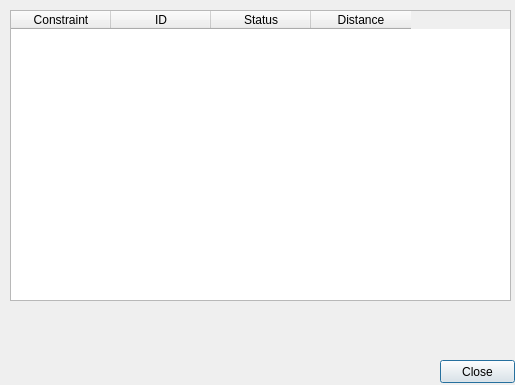
Above: pipeline_planner_dialog_base.ui from miguel123-gis/qgis-pipelineplanner before the change. Below: the same form after it.
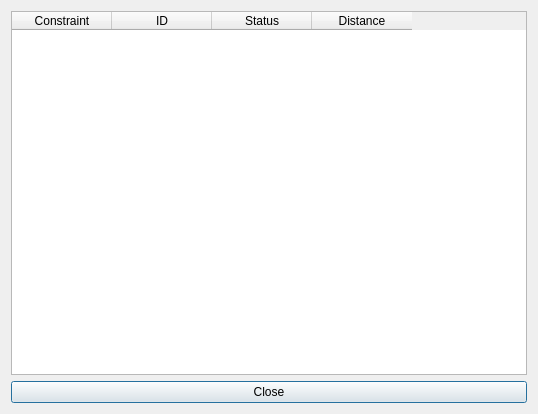
That is the form after the change.

Patch:
```diff
--- a/pipeline_planner_dialog_base.ui
+++ b/pipeline_planner_dialog_base.ui
@@ -6,22 +6,16 @@
    <rect>
     <x>0</x>
     <y>0</y>
-    <width>515</width>
-    <height>385</height>
+    <width>538</width>
+    <height>414</height>
    </rect>
   </property>
   <property name="windowTitle">
    <string>Pipeline Planner</string>
   </property>
+  <layout class="QGridLayout" name="gridLayout">
+   <item row="0" column="0">
   <widget class="QTableWidget" name="tblImpacts">
-   <property name="geometry">
-    <rect>
-     <x>10</x>
-     <y>10</y>
-     <width>501</width>
-     <height>291</height>
-    </rect>
-   </property>
    <property name="alternatingRowColors">
     <bool>true</bool>
    </property>
@@ -46,19 +40,15 @@
     </property>
    </column>
   </widget>
+   </item>
+   <item row="1" column="0">
   <widget class="QPushButton" name="btnPush">
-   <property name="geometry">
-    <rect>
-     <x>440</x>
-     <y>360</y>
-     <width>75</width>
-     <height>23</height>
-    </rect>
-   </property>
    <property name="text">
     <string>Close</string>
    </property>
   </widget>
+   </item>
+  </layout>
  </widget>
  <resources/>
  <connections>
```
Lines whose indentation alone changed are shown as unchanged.
